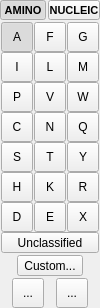
Before: the Qt Designer form src/schrodinger/sketcher/ui/monomer_tool_widget.ui in KevKeating/sketcher, drawn with Qt 5.
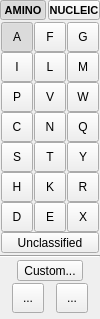
After: the same form once the commit is applied. Icons and pictures are not drawn. Custom widgets are drawn as their Qt base class.

Commit message: adding horizontal line

```diff
--- a/src/schrodinger/sketcher/ui/monomer_tool_widget.ui
+++ b/src/schrodinger/sketcher/ui/monomer_tool_widget.ui
@@ -7,7 +7,7 @@
     <x>0</x>
     <y>0</y>
     <width>100</width>
-    <height>297</height>
+    <height>319</height>
    </rect>
   </property>
   <property name="windowTitle">
@@ -1259,6 +1259,13 @@
      </widget>
     </widget>
    </item>
+   <item>
+    <widget class="Line" name="line">
+     <property name="orientation">
+      <enum>Qt::Orientation::Horizontal</enum>
+     </property>
+    </widget>
+   </item>
    <item>
     <layout class="QHBoxLayout" name="horizontalLayout_2">
      <property name="spacing">
```
